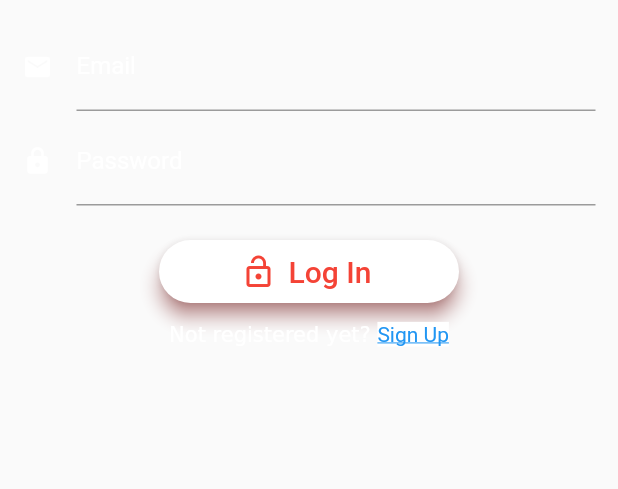
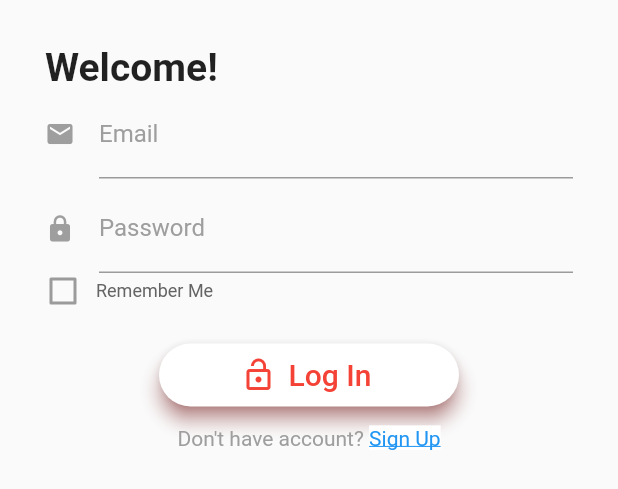
Before and after one commit to danielv27/roomies_app, a Flutter app: the LoginWidget widget shown alone on an empty page, opened directly with empty values, on a phone screen of 412 x 824 dp. Shown: the top 489 px of the screen. Run offline on Flutter 3.47's test engine with Material 2 defaults, Android fonts, the phone set to English and light mode, and no system bars; our stand-ins replace file_picker, firebase_auth, firebase_core, flutter_chat_types, flutter_chat_ui, image_picker and 2 more; missing offline and left inert: bottom_bar; accounts and stored records are empty; Roboto replaces fonts that are missing (Rubic); statements that could not run were skipped.

Commit message:
- working on tinder swipe (not working at the moment) - "Remember Me" feature - modified login page

```diff
--- a/lib/pages/home_page.dart
+++ b/lib/pages/home_page.dart
@@ -18,7 +18,7 @@ class ChangePageState extends State<HomePage> {
   int _currentPage = 0;
 
   final pages = [
-    const RoomiesPage(),
+    RoomiesPage(),
     const MatchesPage(),
     const HousesPage(),
   ];
--- a/lib/widgets/login_widget.dart
+++ b/lib/widgets/login_widget.dart
@@ -1,6 +1,7 @@
 import 'package:flutter/gestures.dart';
 import 'package:flutter/material.dart';
 import 'package:firebase_auth/firebase_auth.dart';
+import 'package:shared_preferences/shared_preferences.dart';
 
 class LoginWidget extends StatefulWidget {
   final VoidCallback onClickedSignUp;
@@ -17,13 +18,12 @@ class LoginWidget extends StatefulWidget {
 class LoginWidgetState extends State<LoginWidget> {
   final emailController = TextEditingController();
   final passwordController = TextEditingController();
+  bool _isChecked = false;
 
   @override
-  void dispose() {
-    emailController.dispose();
-    passwordController.dispose();
-
-    super.dispose();
+  void initState() {
+    _loadUserEmailPassword();
+    super.initState();
   }
 
   bool invalidUserName = false;
@@ -32,44 +32,69 @@ class LoginWidgetState extends State<LoginWidget> {
   @override
   Widget build(BuildContext context) {
     return Container(
-      padding: const EdgeInsets.all(15),
+      padding: const EdgeInsets.all(30),
       child: Column(children: [
+        const Align(
+            alignment: Alignment.centerLeft,
+            child: Text(
+                "Welcome!",
+                style: TextStyle(fontWeight: FontWeight.bold ,fontSize: 26),
+            ),
+          ),
         TextField(
           controller: emailController,
-          style: TextStyle(color: Colors.white),
-          cursorColor: Colors.white,
+          style: TextStyle(color: Colors.grey),
+          cursorColor: Colors.grey,
           textInputAction: TextInputAction.next,
           decoration: InputDecoration(
-            focusedBorder: UnderlineInputBorder(borderSide: BorderSide(color: Colors.white)),
-            icon: const Icon(Icons.email,size: 20,color: Colors.white,),
-            iconColor: Colors.white,
-            fillColor: Colors.white,
+            focusedBorder: UnderlineInputBorder(borderSide: BorderSide(color: Colors.grey)),
+            icon: const Icon(Icons.email,size: 20,color: Colors.grey,),
+            iconColor: Colors.grey,
+            fillColor: Colors.grey,
             labelText: "Email",
-            labelStyle: const TextStyle(color: Colors.white),
+            labelStyle: const TextStyle(color: Colors.grey),
             errorText: invalidUserName ? "Invalid Email" : null
             ),
         ),
         const SizedBox(height: 4),
         TextField(
           controller: passwordController,
-          style: TextStyle(color: Colors.white),
-          cursorColor: Colors.white,
+          style: TextStyle(color: Colors.grey),
+          cursorColor: Colors.red,
           textInputAction: TextInputAction.done,
           obscureText: true,
           decoration: InputDecoration(
             //the lines below change the color of the underline of the text field
             // enabledBorder: UnderlineInputBorder(borderSide: BorderSide(color: Colors.black)),
-            focusedBorder: UnderlineInputBorder(borderSide: BorderSide(color: Colors.white)),
-            icon: const Icon(Icons.lock,size: 20, color: Colors.white,),
+            focusedBorder: UnderlineInputBorder(borderSide: BorderSide(color: Colors.grey)),
+            icon: const Icon(Icons.lock,size: 20, color: Colors.grey,),
             labelText: "Password",
-            labelStyle: const TextStyle(color: Colors.white),
+            labelStyle: const TextStyle(color: Colors.grey),
             errorText: invalidPassword ? "Invalid Password" : null
 
             ),
         ),
-
+        Row(mainAxisAlignment: MainAxisAlignment.start, children: [
+          SizedBox(
+              height: 24.0,
+              width: 24.0,
+              child: Theme(
+                data: ThemeData(
+                    unselectedWidgetColor: Color(0xff00C8E8) // Your color
+                ),
+                child: Checkbox(
+                    activeColor: Color(0xff00C8E8),
+                    value: _isChecked,
+                    onChanged: _handleRemember),
+              )),
+          const SizedBox(width: 10.0),
+          const Text("Remember Me",
+              style: TextStyle(
+                  color: Color(0xff646464),
+                  fontSize: 12,
+                  fontFamily: 'Rubic'))
+        ]),
         const SizedBox(height: 20),
-
         Container(
           width: 200,
           margin: EdgeInsets.only(bottom: 10),
@@ -88,7 +113,9 @@ class LoginWidgetState extends State<LoginWidget> {
         ),
         RichText(
           text: TextSpan(
-            text: 'Not registered yet? ',
+            text: 'Don\'t have account? ', style: const TextStyle(
+              color: Colors.grey,
+            ),
             children: [
               TextSpan(
                 recognizer: TapGestureRecognizer()
--- a/pubspec.yaml
+++ b/pubspec.yaml
@@ -45,6 +45,8 @@ dependencies:
   cloud_firestore: ^3.1.13
   firebase_auth: ^3.3.16
   firebase_storage: ^10.2.14
+  provider: ^6.0.2
+  shared_preferences: ^2.0.13
 
 dev_dependencies:
   flutter_test:
```
Also changed, not shown: lib/pages/auth_page.dart (+34 -6 lines), lib/pages/roomies_page.dart (+24 -14 lines), lib/widgets/card_provider.dart (added, +17 -0 lines), lib/widgets/tinder_card.dart (added, +54 -0 lines), assets/images/profile_pic.png (added), pubspec.lock.
